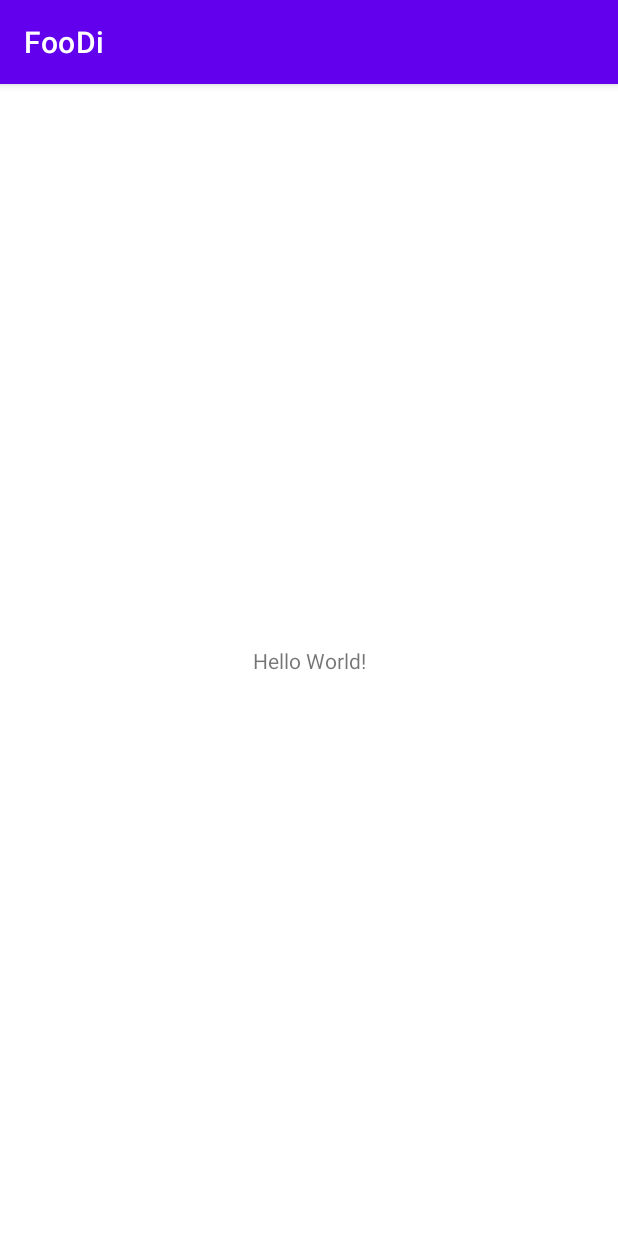
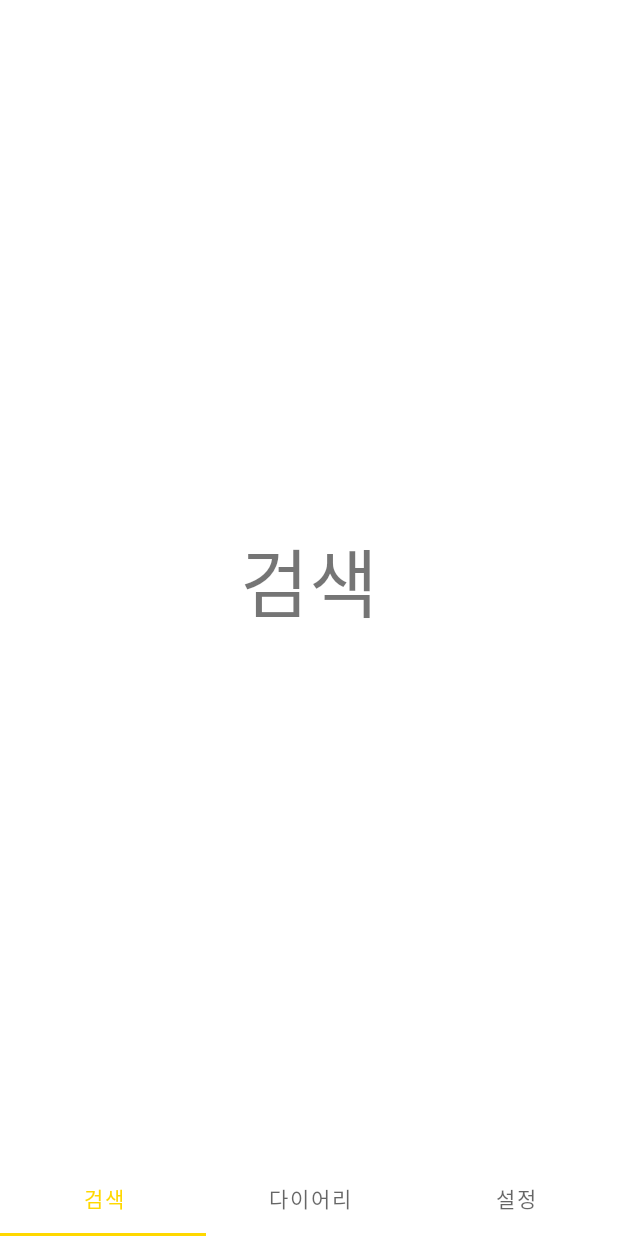
Before and after one commit to aksghwoddl/FooDi, an Android app: the screen it shows after launch (MainActivity before the commit, ContainerActivity after it), on a phone screen of 412 x 824 dp. Run offline under Robolectric (Android 15) with nearby library versions, the phone set to English and light mode, and no system bars.

Commit message:
기본 레이아웃 구성

```diff
--- a/FooDi/app/src/main/AndroidManifest.xml
+++ b/FooDi/app/src/main/AndroidManifest.xml
@@ -13,7 +13,7 @@
         android:theme="@style/Theme.FooDi"
         tools:targetApi="31">
         <activity
-            android:name=".MainActivity"
+            android:name=".ui.ContainerActivity"
             android:exported="true">
             <intent-filter>
                 <action android:name="android.intent.action.MAIN" />
--- a/FooDi/app/src/main/java/com/lee/foodi/MainActivity.kt
+++ /dev/null
@@ -1,11 +0,0 @@
-package com.lee.foodi
-
-import androidx.appcompat.app.AppCompatActivity
-import android.os.Bundle
-
-class MainActivity : AppCompatActivity() {
-    override fun onCreate(savedInstanceState: Bundle?) {
-        super.onCreate(savedInstanceState)
-        setContentView(R.layout.activity_main)
-    }
-}
--- /dev/null
+++ b/FooDi/app/src/main/java/com/lee/foodi/ui/ContainerActivity.kt
@@ -0,0 +1,48 @@
+package com.lee.foodi.ui
+
+import android.os.Bundle
+import androidx.appcompat.app.AppCompatActivity
+import com.google.android.material.tabs.TabLayoutMediator
+import com.lee.foodi.R
+import com.lee.foodi.databinding.ActivityContainerBinding
+import com.lee.foodi.ui.adapter.ContainerFragmentStateAdapter
+import com.lee.foodi.ui.diary.DiaryFragment
+import com.lee.foodi.ui.search.SearchFragment
+import com.lee.foodi.ui.user.UserFragment
+
+class ContainerActivity : AppCompatActivity() {
+    private lateinit var binding : ActivityContainerBinding
+    private lateinit var mSearchFragment : SearchFragment
+    private lateinit var mDiaryFragment : DiaryFragment
+    private lateinit var mUserFragment: UserFragment
+    private lateinit var mFragmentStateAdapter : ContainerFragmentStateAdapter
+
+    override fun onCreate(savedInstanceState: Bundle?) {
+        super.onCreate(savedInstanceState)
+        binding = ActivityContainerBinding.inflate(layoutInflater).also {
+            setContentView(it.root)
+        }
+        mFragmentStateAdapter = ContainerFragmentStateAdapter(this)
+
+        savedInstanceState?:let {
+            initFragmentAdapter()
+        }
+    }
+
+    private fun initFragmentAdapter() {
+        val tabNameArray = resources.getStringArray(R.array.bottom_tab_array)
+        mSearchFragment = SearchFragment.newInstance()
+        mDiaryFragment = DiaryFragment.newInstance()
+        mUserFragment = UserFragment.newInstance()
+        mFragmentStateAdapter.appendFragment(mSearchFragment)
+        mFragmentStateAdapter.appendFragment(mDiaryFragment)
+        mFragmentStateAdapter.appendFragment(mUserFragment)
+
+        with(binding){
+            containerViewPager.adapter = mFragmentStateAdapter
+            TabLayoutMediator(bottomTabLayout , containerViewPager){tab , position ->
+                tab.text = tabNameArray[position]
+            }.attach()
+        }
+    }
+}
--- /dev/null
+++ b/FooDi/app/src/main/java/com/lee/foodi/ui/adapter/ContainerFragmentStateAdapter.kt
@@ -0,0 +1,19 @@
+package com.lee.foodi.ui.adapter
+
+import androidx.fragment.app.Fragment
+import androidx.fragment.app.FragmentActivity
+import androidx.viewpager2.adapter.FragmentStateAdapter
+
+class ContainerFragmentStateAdapter(fragmentActivity : FragmentActivity) : FragmentStateAdapter(fragmentActivity) {
+    private val fragments = mutableListOf<Fragment>()
+
+    fun appendFragment(fragment: Fragment) {
+        fragments.add(fragment)
+    }
+
+    override fun getItemCount() = fragments.size
+
+    override fun createFragment(position: Int): Fragment {
+        return  fragments[position]
+    }
+}
--- /dev/null
+++ b/FooDi/app/src/main/java/com/lee/foodi/ui/diary/DiaryFragment.kt
@@ -0,0 +1,30 @@
+package com.lee.foodi.ui.diary
+
+import android.os.Bundle
+import android.view.LayoutInflater
+import android.view.View
+import android.view.ViewGroup
+import androidx.fragment.app.Fragment
+import com.lee.foodi.databinding.FragmentDiaryBinding
+
+class DiaryFragment : Fragment() {
+    private lateinit var binding : FragmentDiaryBinding
+
+    companion object{
+        fun newInstance() = DiaryFragment()
+    }
+
+    override fun onCreateView(
+        inflater: LayoutInflater,
+        container: ViewGroup?,
+        savedInstanceState: Bundle?
+    ): View {
+        binding = FragmentDiaryBinding.inflate(inflater , container , false)
+        return binding.root
+    }
+
+    override fun onViewCreated(view: View, savedInstanceState: Bundle?) {
+        super.onViewCreated(view, savedInstanceState)
+
+    }
+}
--- /dev/null
+++ b/FooDi/app/src/main/java/com/lee/foodi/ui/search/SearchFragment.kt
@@ -0,0 +1,30 @@
+package com.lee.foodi.ui.search
+
+import android.os.Bundle
+import android.view.LayoutInflater
+import android.view.View
+import android.view.ViewGroup
+import androidx.fragment.app.Fragment
+import com.lee.foodi.databinding.FragmentSearchBinding
+
+class SearchFragment : Fragment() {
+    private lateinit var binding : FragmentSearchBinding
+
+    companion object{
+        fun newInstance() = SearchFragment()
+    }
+
+    override fun onCreateView(
+        inflater: LayoutInflater,
+        container: ViewGroup?,
+        savedInstanceState: Bundle?
+    ): View {
+        binding = FragmentSearchBinding.inflate(inflater , container , false)
+        return binding.root
+    }
+
+    override fun onViewCreated(view: View, savedInstanceState: Bundle?) {
+        super.onViewCreated(view, savedInstanceState)
+
+    }
+}
--- /dev/null
+++ b/FooDi/app/src/main/java/com/lee/foodi/ui/user/UserFragment.kt
@@ -0,0 +1,30 @@
+package com.lee.foodi.ui.user
+
+import android.os.Bundle
+import android.view.LayoutInflater
+import android.view.View
+import android.view.ViewGroup
+import androidx.fragment.app.Fragment
+import com.lee.foodi.databinding.FragmentUserBinding
+
+class UserFragment : Fragment() {
+    private lateinit var binding : FragmentUserBinding
+
+    companion object{
+        fun newInstance() = UserFragment()
+    }
+
+    override fun onCreateView(
+        inflater: LayoutInflater,
+        container: ViewGroup?,
+        savedInstanceState: Bundle?
+    ): View {
+        binding = FragmentUserBinding.inflate(inflater , container , false)
+        return binding.root
+    }
+
+    override fun onViewCreated(view: View, savedInstanceState: Bundle?) {
+        super.onViewCreated(view, savedInstanceState)
+
+    }
+}
--- /dev/null
+++ b/FooDi/app/src/main/res/layout/activity_container.xml
@@ -0,0 +1,26 @@
+<?xml version="1.0" encoding="utf-8"?>
+<androidx.constraintlayout.widget.ConstraintLayout xmlns:android="http://schemas.android.com/apk/res/android"
+    xmlns:app="http://schemas.android.com/apk/res-auto"
+    xmlns:tools="http://schemas.android.com/tools"
+    android:layout_width="match_parent"
+    android:layout_height="match_parent"
+    tools:context=".ui.ContainerActivity"
+    >
+
+    <androidx.viewpager2.widget.ViewPager2
+        android:id="@+id/containerViewPager"
+        android:layout_width="match_parent"
+        android:layout_height="0dp"
+        app:layout_constraintBottom_toTopOf="@id/bottomTabLayout"
+        app:layout_constraintEnd_toEndOf="parent"
+        app:layout_constraintStart_toStartOf="parent"
+        app:layout_constraintTop_toTopOf="parent" />
+
+    <com.google.android.material.tabs.TabLayout
+        android:id="@+id/bottomTabLayout"
+        android:layout_width="match_parent"
+        app:layout_constraintBottom_toBottomOf="parent"
+        android:layout_height="@dimen/bottom_tab_height"
+        />
+
+</androidx.constraintlayout.widget.ConstraintLayout>
--- /dev/null
+++ b/FooDi/app/src/main/res/layout/fragment_search.xml
@@ -0,0 +1,18 @@
+<?xml version="1.0" encoding="utf-8"?>
+<androidx.constraintlayout.widget.ConstraintLayout xmlns:android="http://schemas.android.com/apk/res/android"
+    android:layout_width="match_parent"
+    android:layout_height="match_parent"
+    xmlns:app="http://schemas.android.com/apk/res-auto"
+    >
+
+    <TextView
+        android:text="검색"
+        android:layout_width="match_parent"
+        android:layout_height="wrap_content"
+        android:textSize="50sp"
+        app:layout_constraintTop_toTopOf="parent"
+        app:layout_constraintBottom_toBottomOf="parent"
+        android:gravity="center"
+        />
+
+</androidx.constraintlayout.widget.ConstraintLayout>
--- a/FooDi/app/src/main/res/layout/activity_main.xml
+++ b/FooDi/app/src/main/res/layout/fragment_user.xml
@@ -1,18 +1,18 @@
 <?xml version="1.0" encoding="utf-8"?>
 <androidx.constraintlayout.widget.ConstraintLayout xmlns:android="http://schemas.android.com/apk/res/android"
-    xmlns:app="http://schemas.android.com/apk/res-auto"
-    xmlns:tools="http://schemas.android.com/tools"
     android:layout_width="match_parent"
     android:layout_height="match_parent"
-    tools:context=".MainActivity">
+    xmlns:app="http://schemas.android.com/apk/res-auto"
+    >
 
     <TextView
-        android:layout_width="wrap_content"
+        android:layout_width="match_parent"
         android:layout_height="wrap_content"
-        android:text="Hello World!"
+        android:textSize="50sp"
+        app:layout_constraintTop_toTopOf="parent"
         app:layout_constraintBottom_toBottomOf="parent"
-        app:layout_constraintEnd_toEndOf="parent"
-        app:layout_constraintStart_toStartOf="parent"
-        app:layout_constraintTop_toTopOf="parent" />
+        android:text="유저"
+        android:gravity="center"
+        />
 
 </androidx.constraintlayout.widget.ConstraintLayout>
--- a/FooDi/app/src/main/res/values-night/themes.xml
+++ b/FooDi/app/src/main/res/values-night/themes.xml
@@ -1,6 +1,6 @@
 <resources xmlns:tools="http://schemas.android.com/tools">
     <!-- Base application theme. -->
-    <style name="Theme.FooDi" parent="Theme.MaterialComponents.DayNight.DarkActionBar">
+    <style name="Theme.FooDi" parent="Theme.MaterialComponents.DayNight.NoActionBar">
         <!-- Primary brand color. -->
         <item name="colorPrimary">@color/purple_200</item>
         <item name="colorPrimaryVariant">@color/purple_700</item>
--- /dev/null
+++ b/FooDi/app/src/main/res/values/arrays.xml
@@ -0,0 +1,8 @@
+<?xml version="1.0" encoding="utf-8"?>
+<resources>
+    <string-array name="bottom_tab_array">
+        <item>검색</item>
+        <item>다이어리</item>
+        <item>설정</item>
+    </string-array>
+</resources>
--- a/FooDi/app/src/main/res/values/colors.xml
+++ b/FooDi/app/src/main/res/values/colors.xml
@@ -7,4 +7,5 @@
     <color name="teal_700">#FF018786</color>
     <color name="black">#FF000000</color>
     <color name="white">#FFFFFFFF</color>
+    <color name="main_color">#ffd800</color>
 </resources>
--- /dev/null
+++ b/FooDi/app/src/main/res/values/dimens.xml
@@ -0,0 +1,4 @@
+<?xml version="1.0" encoding="utf-8"?>
+<resources>
+    <dimen name="bottom_tab_height">50dp</dimen>
+</resources>
--- a/FooDi/app/src/main/res/values/themes.xml
+++ b/FooDi/app/src/main/res/values/themes.xml
@@ -1,9 +1,9 @@
 <resources xmlns:tools="http://schemas.android.com/tools">
     <!-- Base application theme. -->
-    <style name="Theme.FooDi" parent="Theme.MaterialComponents.DayNight.DarkActionBar">
+    <style name="Theme.FooDi" parent="Theme.MaterialComponents.DayNight.NoActionBar">
         <!-- Primary brand color. -->
-        <item name="colorPrimary">@color/purple_500</item>
-        <item name="colorPrimaryVariant">@color/purple_700</item>
+        <item name="colorPrimary">@color/main_color</item>
+        <item name="colorPrimaryVariant">#ffbb00</item>
         <item name="colorOnPrimary">@color/white</item>
         <!-- Secondary brand color. -->
         <item name="colorSecondary">@color/teal_200</item>
```
Also changed, not shown: FooDi/app/build.gradle (+26 -5 lines), FooDi/app/src/main/res/layout/fragment_diary.xml (added, +18 -0 lines).
